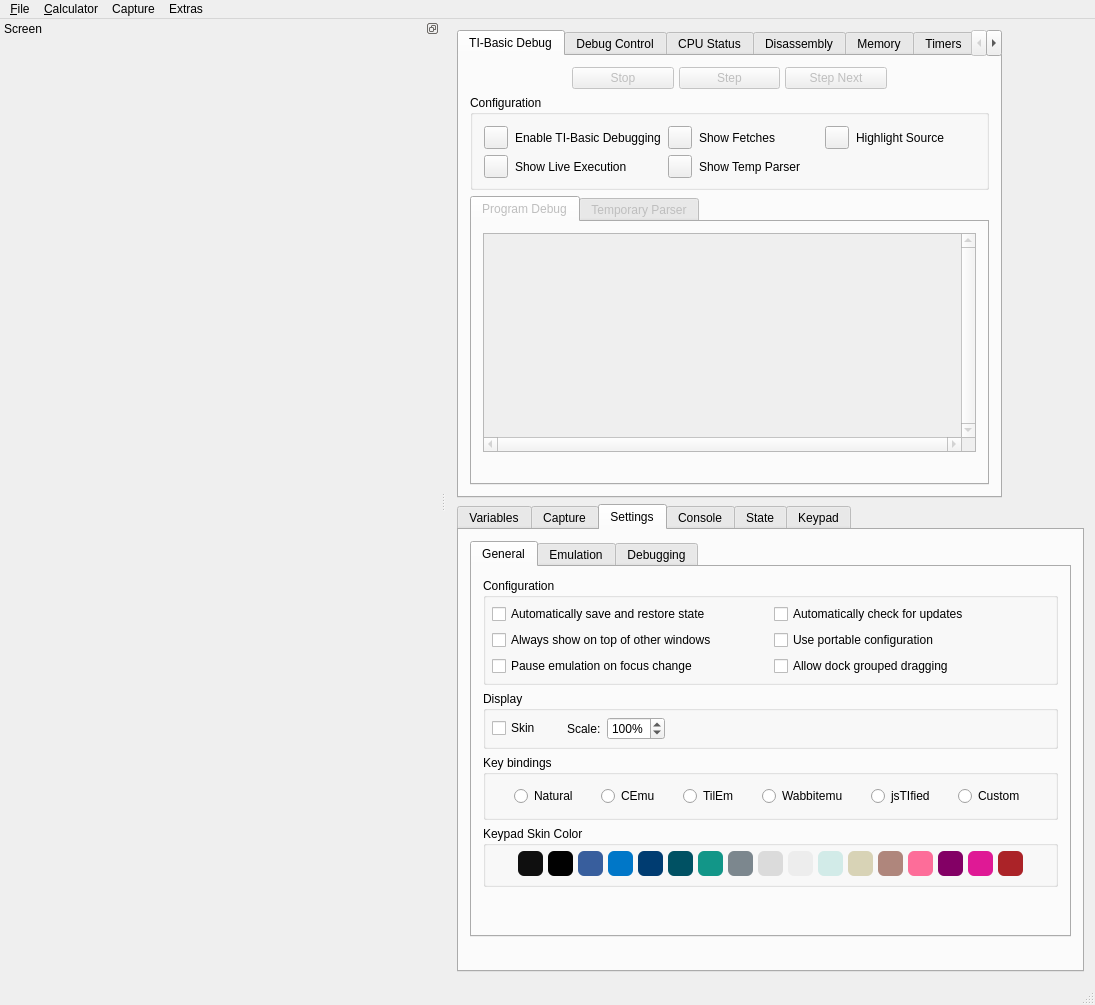
The window that gui/qt/mainwindow.ui (CE-Programming/CEmu) describes before a commit, drawn with Qt 5.
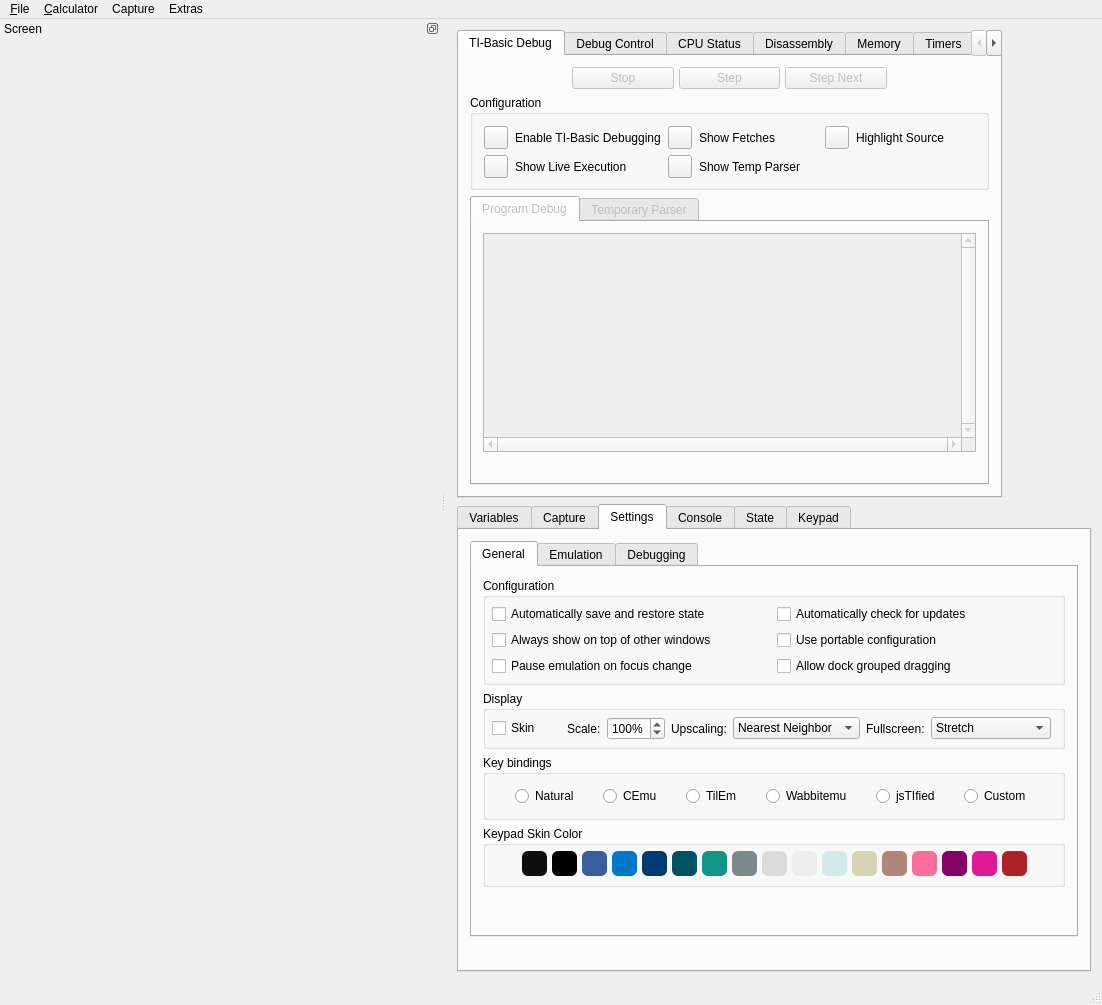
The same window after the commit. The open tabs and pages were chosen to show the change. Icons and pictures are not drawn. Custom widgets are drawn as their Qt base class.

Commit message: Add upscale method and fullscreen aspect ratio settings

```diff
--- a/gui/qt/mainwindow.ui
+++ b/gui/qt/mainwindow.ui
@@ -7489,6 +7489,58 @@
                 <number>6</number>
                </property>
                <item row="0" column="4">
+                <widget class="QLabel" name="label_37">
+                 <property name="text">
+                  <string>Upscaling:</string>
+                 </property>
+                </widget>
+               </item>
+               <item row="0" column="5">
+                <widget class="QComboBox" name="upscaleLCD">
+                 <item>
+                  <property name="text">
+                   <string>Nearest Neighbor</string>
+                  </property>
+                 </item>
+                 <item>
+                  <property name="text">
+                   <string>Bilinear</string>
+                  </property>
+                 </item>
+                 <item>
+                  <property name="text">
+                   <string>Sharp Bilinear</string>
+                  </property>
+                 </item>
+                </widget>
+               </item>
+               <item row="0" column="6">
+                <widget class="QLabel" name="label_38">
+                 <property name="text">
+                  <string>Fullscreen:</string>
+                 </property>
+                </widget>
+               </item>
+               <item row="0" column="7">
+                <widget class="QComboBox" name="fullscreenLCD">
+                 <item>
+                  <property name="text">
+                   <string>Stretch</string>
+                  </property>
+                 </item>
+                 <item>
+                  <property name="text">
+                   <string>Preserve Aspect</string>
+                  </property>
+                 </item>
+                 <item>
+                  <property name="text">
+                   <string>Integer Scale</string>
+                  </property>
+                 </item>
+                </widget>
+               </item>
+               <item row="0" column="8">
                 <spacer name="horizontalSpacer_7">
                  <property name="orientation">
                   <enum>Qt::Horizontal</enum>
```
The commit also changes 5 other files.
